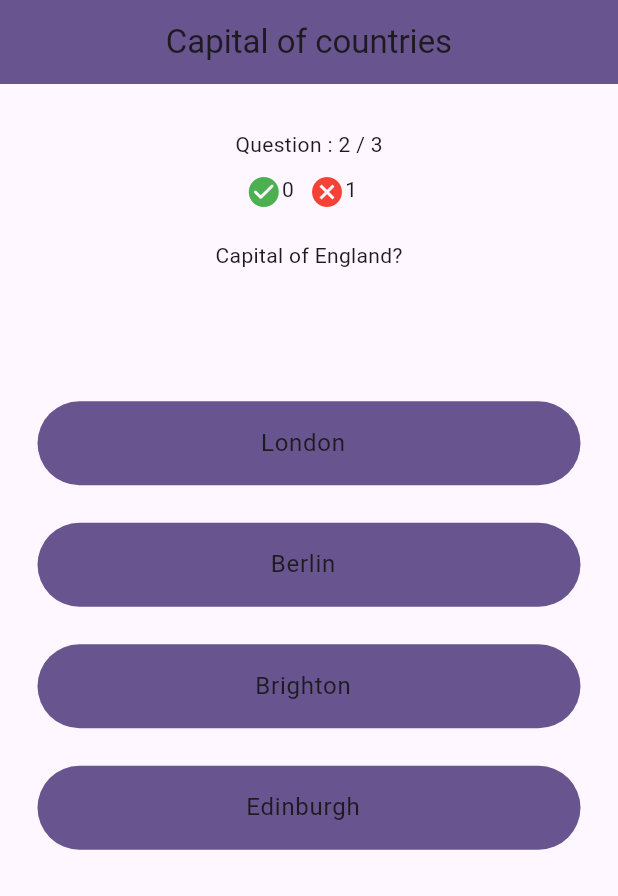
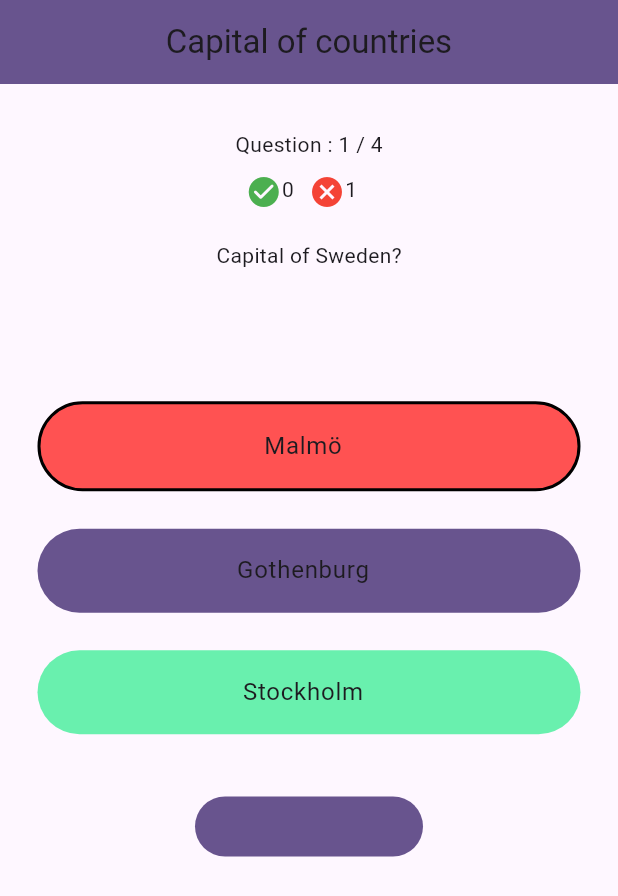
Before and after one commit to rapunschel/quizme, a Flutter app: the PlayQuizPage screen opened directly, after a tap on "Malmö", on a phone screen of 412 x 824 dp. Shown: the top 896 px of the screen. Run offline on Flutter 3.47's test engine with Material 2 defaults, Android fonts, the phone set to English and light mode, and no system bars.

Commit message:
Implementation of playing quiz done

```diff
--- a/lib/play_quiz/pages/play_quiz_page.dart
+++ b/lib/play_quiz/pages/play_quiz_page.dart
@@ -9,36 +9,74 @@
   Widget build(BuildContext context) {
     // Listen to the currentIndex.
     context.watch<QuizModel>().currentQuestionIndex;
-    // Retrieve the QuizModel
     QuizModel quiz = context.read<QuizModel>();
-
-    // Get current question & the answers
     Question question = quiz.getCurrentQuestion();
     List answers = quiz.getCurrentAnswers();
-
-    // Build contents
-    List<Widget> quizContents = [
-          Center(child: questionCounter(quiz, 30)),
-          resultCounter(context, 10),
-          // Question title
-          Center(
-              child: Padding(
-                  padding: const EdgeInsets.only(top: 20, bottom: 75),
-                  child: Text(question.title))),
-        ] +
-        answers
-            .map((answer) => Padding(
-                padding: const EdgeInsets.only(
-                    top: 12.5, bottom: 12.5, left: 25, right: 25),
-                child: AnswerTileWidget(answer: answer)))
-            .toList();
 
     return Scaffold(
       appBar: AppBar(
         backgroundColor: Theme.of(context).primaryColor,
         title: Center(child: Text(quiz.title)),
       ),
-      body: ListView(children: quizContents),
+      body: ListView.builder(
+        itemCount: quiz.isAnswered ? answers.length + 1 : answers.length,
+        itemBuilder: (context, index) {
+          if (index == 0) {
+            return Wrap(
+              children: [
+                Center(child: questionCounter(quiz, 30)),
+                resultCounter(context, 10),
+                Center(
+                    child: Padding(
+                        padding: const EdgeInsets.only(top: 20, bottom: 75),
+                        child: Text(question.title))),
+                Padding(
+                  padding: const EdgeInsets.only(
+                      top: 12.5, bottom: 12.5, left: 25, right: 25),
+                  child: AnswerTileWidget(answer: answers[index]),
+                ),
+              ],
+            );
+          }
+
+          // If quiz is answered, add button
+          if (quiz.isAnswered && index == answers.length) {
+            // If on last question, add "Quiz Result" button
+            if (quiz.currentQuestionIndex + 1 == quiz.getNumberOfQuestions()) {
+              return Padding(
+                padding: const EdgeInsets.only(top: 25, left: 130, right: 130),
+                child: TextButton(
+                  onPressed: () {},
+                  style: ButtonStyle(
+                    backgroundColor: MaterialStateProperty.all<Color>(
+                        Theme.of(context).primaryColor),
+                  ),
+                  child: const Text("Quiz Result"),
+                ),
+              );
+            }
+            return Padding(
+              padding: const EdgeInsets.only(top: 25, left: 130, right: 130),
+              child: TextButton(
+                onPressed: () {
+                  quiz.getNextQuestion();
+                },
+                style: ButtonStyle(
+                  backgroundColor: MaterialStateProperty.all<Color>(
+                      Theme.of(context).primaryColor),
+                ),
+                child: const Text("Next question"),
+              ),
+            );
+          }
+
+          return Padding(
+            padding: const EdgeInsets.only(
+                top: 12.5, bottom: 12.5, left: 25, right: 25),
+            child: AnswerTileWidget(answer: answers[index]),
+          );
+        },
+      ),
     );
   }
 
@@ -81,34 +119,69 @@
   }
 }
 
-class AnswerTileWidget extends StatelessWidget {
+class AnswerTileWidget extends StatefulWidget {
   const AnswerTileWidget({
     super.key,
     required this.answer,
   });
   final Answer answer;
+
+  @override
+  State<AnswerTileWidget> createState() => _AnswerTileWidgetState();
+}
+
+class _AnswerTileWidgetState extends State<AnswerTileWidget> {
+  // Keep track of which listTile was tapped.
+  bool wasTapped = false;
   @override
   Widget build(BuildContext context) {
+    // Be notified on changes to the variable.
+    context.watch<QuizModel>().isAnswered;
+    // Get reference but don't listen to changes
+    QuizModel quiz = context.read<QuizModel>();
+    Color color = Theme.of(context).primaryColor;
+
+    if (quiz.isAnswered) {
+      // Check if the tile wasTapped and set correct color
+      if (wasTapped) {
+        if (widget.answer.isCorrect) {
+          color = Colors.greenAccent;
+        } else {
+          color = Colors.redAccent;
+        }
+      }
+      // If it wasnt tapped but was also a correct answer, set to green.
+      else if (widget.answer.isCorrect) {
+        // Update color
+        color = Colors.greenAccent;
+      }
+    }
+    // IF quiz is not answered reset wasTapped to false.
+    else {
+      wasTapped = false;
+    }
     return ListTile(
-      title: Center(child: Text(answer.text)),
-
+      title: Center(child: Text(widget.answer.text)),
       onTap: () {
-        // Get reference but don't listen to changes
-        QuizModel quiz = context.read<QuizModel>();
-
-        if (answer.isCorrect) {
+        wasTapped = true;
+        if (widget.answer.isCorrect) {
           quiz.incrementNoCorrect();
         } else {
           quiz.incrementNoIncorrect();
         }
-        quiz.getNextQuestion();
+        quiz.updateIsAnswered();
       },
 
       // Styling
-      tileColor: Theme.of(context).primaryColor,
-      shape: RoundedRectangleBorder(
-        borderRadius: BorderRadius.circular(50),
-      ),
+      tileColor: color,
+      // Highlight tapped listTile.
+      shape: wasTapped
+          ? RoundedRectangleBorder(
+              borderRadius: BorderRadius.circular(50),
+              side: const BorderSide(color: Colors.black, width: 2))
+          : RoundedRectangleBorder(
+              borderRadius: BorderRadius.circular(50),
+            ),
     );
   }
 }
--- a/lib/play_quiz/providers/quiz_model.dart
+++ b/lib/play_quiz/providers/quiz_model.dart
@@ -11,9 +11,19 @@
   int noIncorrect = 0;
 
   // Flag to check if current question has been answered
-  bool isCurrQuestionAnswered = false;
+  bool isAnswered = false;
 
   QuizModel();
+
+  void updateIsAnswered() {
+    // If user tap multiple times on listtile, only notify once
+    if (isAnswered) {
+      return;
+    }
+    // Else set to true and notify listeners.
+    isAnswered = true;
+    notifyListeners();
+  }
 
   // Update counters
   void incrementNoCorrect() {
@@ -46,6 +56,8 @@
   get title => quiz!.title;
 
   void getNextQuestion() {
+    // Reset isAnswered
+    isAnswered = false;
     // Only increment if we are in range.
     if (currentQuestionIndex < quiz!.questions.length - 1) {
       currentQuestionIndex++;
@@ -73,11 +85,17 @@
   question3.addAnswer("Tokyo", true);
   question3.addAnswer("Kyoto", false);
   question3.addAnswer("Osaka", false);
-  question3.addAnswer("Fukouka", false);
+  question3.addAnswer("Fukuoka", false);
 
+  Question question4 = Question("Trick question?");
+  question4.addAnswer("yes", false);
+  question4.addAnswer("no", true);
+  question4.addAnswer("maybe", false);
+  question4.addAnswer("nope", true);
   quiz.addQuestion(question1);
   quiz.addQuestion(question2);
   quiz.addQuestion(question3);
+  quiz.addQuestion(question4);
 
   return quiz;
 }
```
